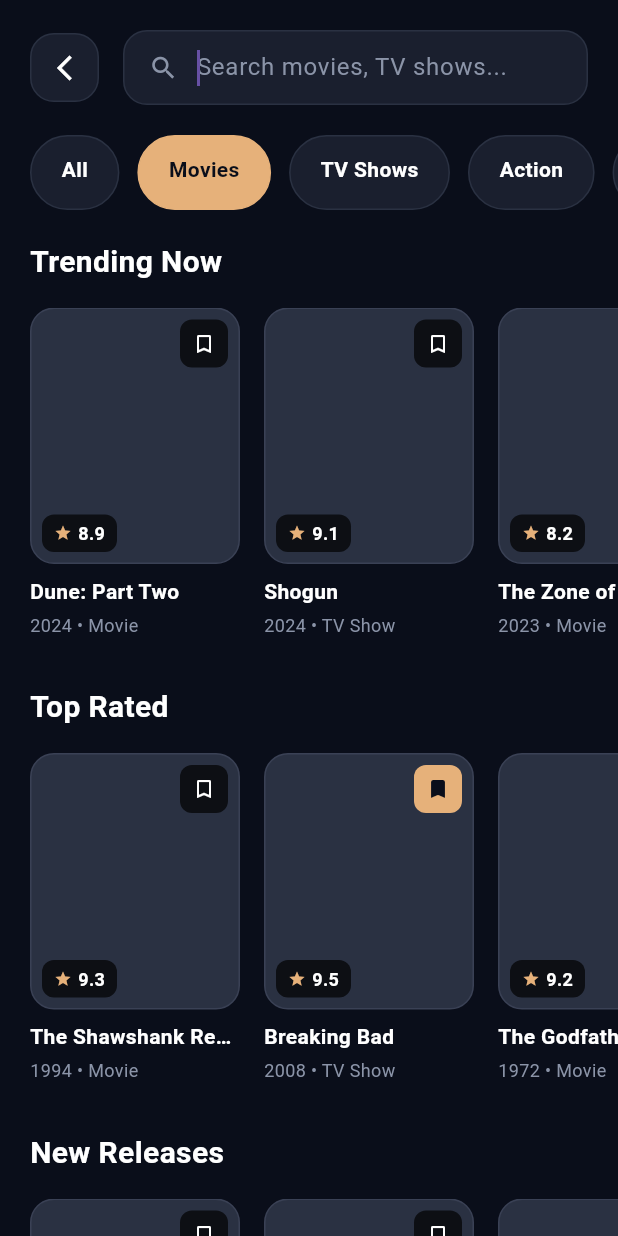
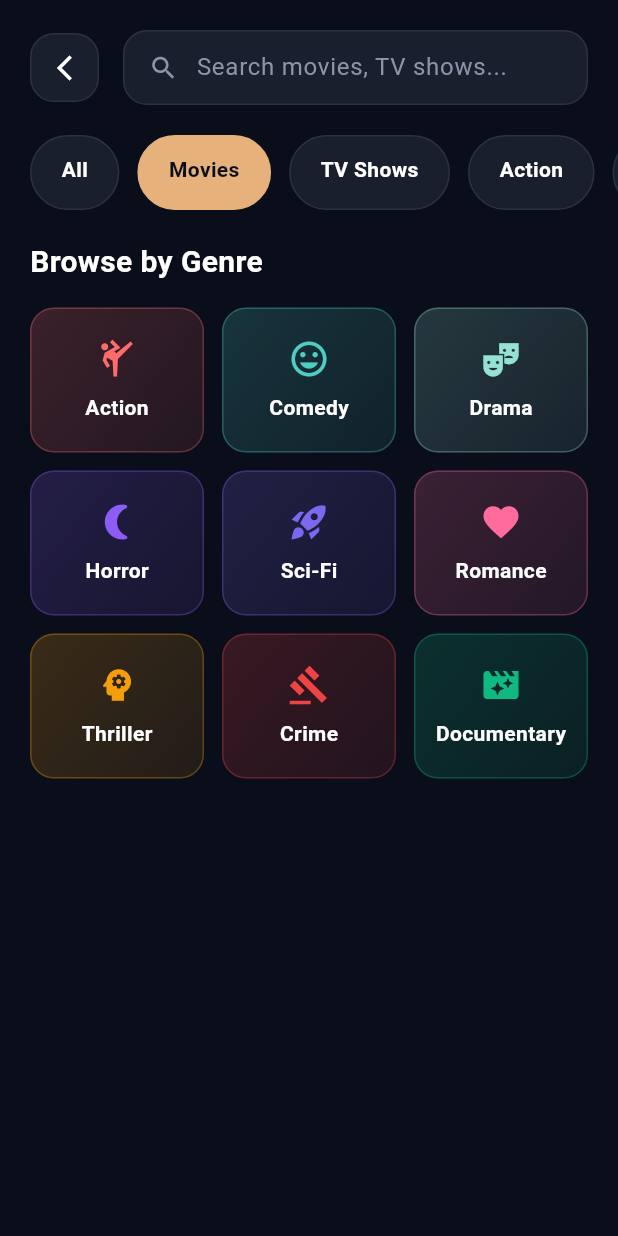
Before and after one commit to Fayroth/cine_nest, a Flutter app: the SearchDiscoverScreen screen opened by its route, after a tap on "Movies", on a phone screen of 412 x 824 dp. Run offline on Flutter 3.47's test engine with Material 3 defaults, Android fonts, the phone set to English and light mode, and no system bars.

Commit message:
feat(search): add search and discover screen with filtering
Added a comprehensive search and discover screen that allows users to:
- Search for movies and TV shows with real-time results
- Filter content by type (Movies/TV Shows) and genres
- Browse trending, top-rated, and new releases
- Add/remove items from watchlist directly
- Navigate through genre cards with smooth animations

Improvements include removing auto-focus on search field, making filters
functional across all views, updating genre icons to be more intuitive
(e.g., nightlight for horror, martial arts for action), and adding
smooth transitions for better UX.

```diff
--- a/lib/UI/screens/SearchDiscoverScreen.dart
+++ b/lib/UI/screens/SearchDiscoverScreen.dart
@@ -17,10 +17,10 @@
   String searchQuery = '';
   String selectedCategory = 'All';
 
-  final List<String> categories = ['All', 'Movies', 'TV Shows', 'Action', 'Drama', 'Comedy', 'Sci-Fi', 'Horror'];
+  final List<String> categories = ['All', 'Movies', 'TV Shows', 'Action', 'Drama', 'Comedy', 'Sci-Fi', 'Horror', 'Romance', 'Thriller'];
 
   // Placeholder data for search results and discover sections
-  final List<Map<String, dynamic>> trendingItems = [
+  final List<Map<String, dynamic>> allItems = [
     {
       'title': 'Dune: Part Two',
       'year': '2024',
@@ -28,6 +28,7 @@
       'rating': 8.9,
       'type': 'Movie',
       'isInWatchlist': false,
+      'category': 'Trending',
     },
     {
       'title': 'Shogun',
@@ -36,6 +37,7 @@
       'rating': 9.1,
       'type': 'TV Show',
       'isInWatchlist': false,
+      'category': 'Trending',
     },
     {
       'title': 'The Zone of Interest',
@@ -44,10 +46,8 @@
       'rating': 8.2,
       'type': 'Movie',
       'isInWatchlist': false,
+      'category': 'Trending',
     },
-  ];
-
-  final List<Map<String, dynamic>> topRatedItems = [
     {
       'title': 'The Shawshank Redemption',
       'year': '1994',
@@ -55,6 +55,7 @@
       'rating': 9.3,
       'type': 'Movie',
       'isInWatchlist': false,
+      'category': 'Top Rated',
     },
     {
       'title': 'Breaking Bad',
@@ -63,6 +64,7 @@
       'rating': 9.5,
       'type': 'TV Show',
       'isInWatchlist': true,
+      'category': 'Top Rated',
     },
     {
       'title': 'The Godfather',
@@ -71,10 +73,8 @@
       'rating': 9.2,
       'type': 'Movie',
       'isInWatchlist': false,
+      'category': 'Top Rated',
     },
-  ];
-
-  final List<Map<String, dynamic>> newReleasesItems = [
     {
       'title': 'Poor Things',
       'year': '2024',
@@ -82,14 +82,16 @@
       'rating': 8.4,
       'type': 'Movie',
       'isInWatchlist': false,
+      'category': 'New Releases',
     },
     {
       'title': 'True Detective: Night Country',
       'year': '2024',
-      'genre': 'Mystery',
+      'genre': 'Thriller',
       'rating': 8.1,
       'type': 'TV Show',
       'isInWatchlist': false,
+      'category': 'New Releases',
     },
     {
       'title': 'Madame Web',
@@ -98,8 +100,36 @@
       'rating': 6.1,
       'type': 'Movie',
       'isInWatchlist': false,
+      'category': 'New Releases',
+    },
+    {
+      'title': 'The Exorcist',
+      'year': '1973',
+      'genre': 'Horror',
+      'rating': 8.1,
+      'type': 'Movie',
+      'isInWatchlist': false,
+      'category': 'Top Rated',
+    },
+    {
+      'title': 'The Notebook',
+      'year': '2004',
+      'genre': 'Romance',
+      'rating': 7.8,
+      'type': 'Movie',
+      'isInWatchlist': false,
+      'category': 'Top Rated',
     },
   ];
+
+  List<Map<String, dynamic>> get trendingItems =>
+      allItems.where((item) => item['category'] == 'Trending').toList();
+
+  List<Map<String, dynamic>> get topRatedItems =>
+      allItems.where((item) => item['category'] == 'Top Rated').toList();
+
+  List<Map<String, dynamic>> get newReleasesItems =>
+      allItems.where((item) => item['category'] == 'New Releases').toList();
 
   List<Map<String, dynamic>> searchResults = [];
 
@@ -125,11 +155,6 @@
     ).animate(CurvedAnimation(parent: _animationController, curve: Curves.easeOutCubic));
 
     _animationController.forward();
-
-    // Auto-focus search field when screen opens
-    WidgetsBinding.instance.addPostFrameCallback((_) {
-      _searchFocusNode.requestFocus();
-    });
   }
 
   @override
@@ -153,12 +178,8 @@
       isSearching = true;
       searchQuery = query;
 
-      // Simulate search results (in real app, this would be an API call)
-      searchResults = [
-        ...trendingItems,
-        ...topRatedItems,
-        ...newReleasesItems,
-      ].where((item) {
+      // Filter based on search query and selected category
+      searchResults = allItems.where((item) {
         final matchesQuery = item['title'].toString().toLowerCase().contains(query.toLowerCase());
         final matchesCategory = selectedCategory == 'All' ||
             item['type'] == selectedCategory ||
@@ -166,6 +187,14 @@
         return matchesQuery && matchesCategory;
       }).toList();
     });
+  }
+
+  List<Map<String, dynamic>> _getFilteredItems(List<Map<String, dynamic>> items) {
+    if (selectedCategory == 'All') return items;
+
+    return items.where((item) {
+      return item['type'] == selectedCategory || item['genre'] == selectedCategory;
+    }).toList();
   }
 
   @override
@@ -290,7 +319,8 @@
                 }
               });
             },
-            child: Container(
+            child: AnimatedContainer(
+              duration: Duration(milliseconds: 200),
               margin: EdgeInsets.only(right: 12),
               padding: EdgeInsets.symmetric(horizontal: 20, vertical: 12),
               decoration: BoxDecoration(
@@ -317,16 +347,26 @@
   }
 
   Widget _buildDiscoverContent() {
+    final filteredTrending = _getFilteredItems(trendingItems);
+    final filteredTopRated = _getFilteredItems(topRatedItems);
+    final filteredNewReleases = _getFilteredItems(newReleasesItems);
+
     return CustomScrollView(
       physics: BouncingScrollPhysics(),
       slivers: [
         SliverToBoxAdapter(child: SizedBox(height: 20)),
-        _buildSection('Trending Now', trendingItems),
-        SliverToBoxAdapter(child: SizedBox(height: 32)),
-        _buildSection('Top Rated', topRatedItems),
-        SliverToBoxAdapter(child: SizedBox(height: 32)),
-        _buildSection('New Releases', newReleasesItems),
-        SliverToBoxAdapter(child: SizedBox(height: 32)),
+        if (filteredTrending.isNotEmpty) ...[
+          _buildSection('Trending Now', filteredTrending),
+          SliverToBoxAdapter(child: SizedBox(height: 32)),
+        ],
+        if (filteredTopRated.isNotEmpty) ...[
+          _buildSection('Top Rated', filteredTopRated),
+          SliverToBoxAdapter(child: SizedBox(height: 32)),
+        ],
+        if (filteredNewReleases.isNotEmpty) ...[
+          _buildSection('New Releases', filteredNewReleases),
+          SliverToBoxAdapter(child: SizedBox(height: 32)),
+        ],
         _buildGenresSection(),
         SliverToBoxAdapter(child: SizedBox(height: 100)),
       ],
@@ -483,12 +523,15 @@
 
   Widget _buildGenresSection() {
     final genres = [
-      {'name': 'Action', 'icon': Icons.local_fire_department, 'color': Color(0xFFFF6B6B)},
-      {'name': 'Comedy', 'icon': Icons.sentiment_very_satisfied, 'color': Color(0xFF4ECDC4)},
+      {'name': 'Action', 'icon': Icons.sports_martial_arts, 'color': Color(0xFFFF6B6B)},
+      {'name': 'Comedy', 'icon': Icons.mood, 'color': Color(0xFF4ECDC4)},
       {'name': 'Drama', 'icon': Icons.theater_comedy, 'color': Color(0xFF95E1D3)},
-      {'name': 'Horror', 'icon': Icons.warning_amber, 'color': Color(0xFFFF6B9D)},
+      {'name': 'Horror', 'icon': Icons.nightlight_round, 'color': Color(0xFF8B5CF6)},
       {'name': 'Sci-Fi', 'icon': Icons.rocket_launch, 'color': Color(0xFF7B68EE)},
       {'name': 'Romance', 'icon': Icons.favorite, 'color': Color(0xFFFF6B9D)},
+      {'name': 'Thriller', 'icon': Icons.psychology, 'color': Color(0xFFF59E0B)},
+      {'name': 'Crime', 'icon': Icons.gavel, 'color': Color(0xFFEF4444)},
+      {'name': 'Documentary', 'icon': Icons.movie_filter, 'color': Color(0xFF10B981)},
     ];
 
     return SliverToBoxAdapter(
@@ -521,26 +564,43 @@
               itemCount: genres.length,
               itemBuilder: (context, index) {
                 final genre = genres[index];
+                final isSelected = selectedCategory == genre['name'];
+
                 return GestureDetector(
                   onTap: () {
                     setState(() {
                       selectedCategory = genre['name'] as String;
                     });
+
+                    // Scroll to top to show filtered results
+                    if (context.findRenderObject() != null) {
+                      Scrollable.of(context).position.animateTo(
+                        0,
+                        duration: Duration(milliseconds: 500),
+                        curve: Curves.easeOutCubic,
+                      );
+                    }
                   },
-                  child: Container(
+                  child: AnimatedContainer(
+                    duration: Duration(milliseconds: 200),
                     decoration: BoxDecoration(
                       gradient: LinearGradient(
                         begin: Alignment.topLeft,
                         end: Alignment.bottomRight,
-                        colors: [
+                        colors: isSelected ? [
+                          (genre['color'] as Color).withOpacity(0.3),
+                          (genre['color'] as Color).withOpacity(0.2),
+                        ] : [
                           (genre['color'] as Color).withOpacity(0.2),
                           (genre['color'] as Color).withOpacity(0.1),
                         ],
                       ),
                       borderRadius: BorderRadius.circular(16),
                       border: Border.all(
-                        color: (genre['color'] as Color).withOpacity(0.3),
-                        width: 1,
+                        color: isSelected
+                            ? (genre['color'] as Color).withOpacity(0.6)
+                            : (genre['color'] as Color).withOpacity(0.3),
+                        width: isSelected ? 2 : 1,
                       ),
                     ),
                     child: Column(
@@ -549,7 +609,7 @@
                         Icon(
                           genre['icon'] as IconData,
                           color: genre['color'] as Color,
-                          size: 28,
+                          size: isSelected ? 32 : 28,
                         ),
                         SizedBox(height: 8),
                         Text(
@@ -557,7 +617,7 @@
                           style: TextStyle(
                             color: Colors.white,
                             fontSize: 14,
-                            fontWeight: FontWeight.w600,
+                            fontWeight: isSelected ? FontWeight.w700 : FontWeight.w600,
                           ),
                         ),
                       ],
```
